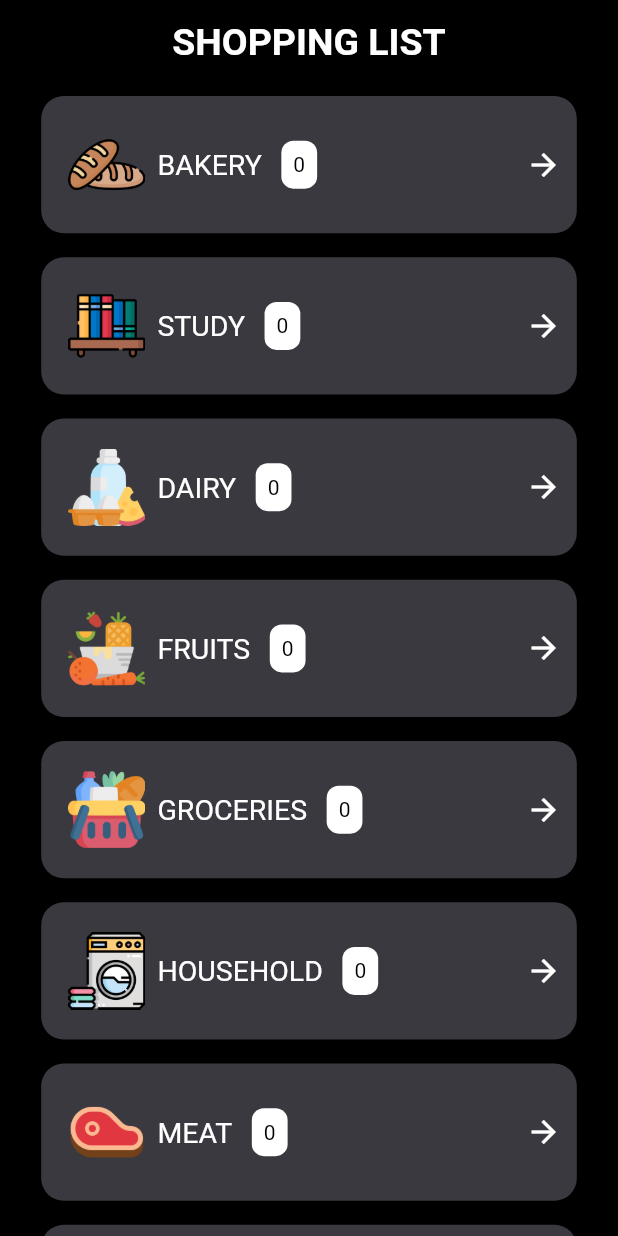
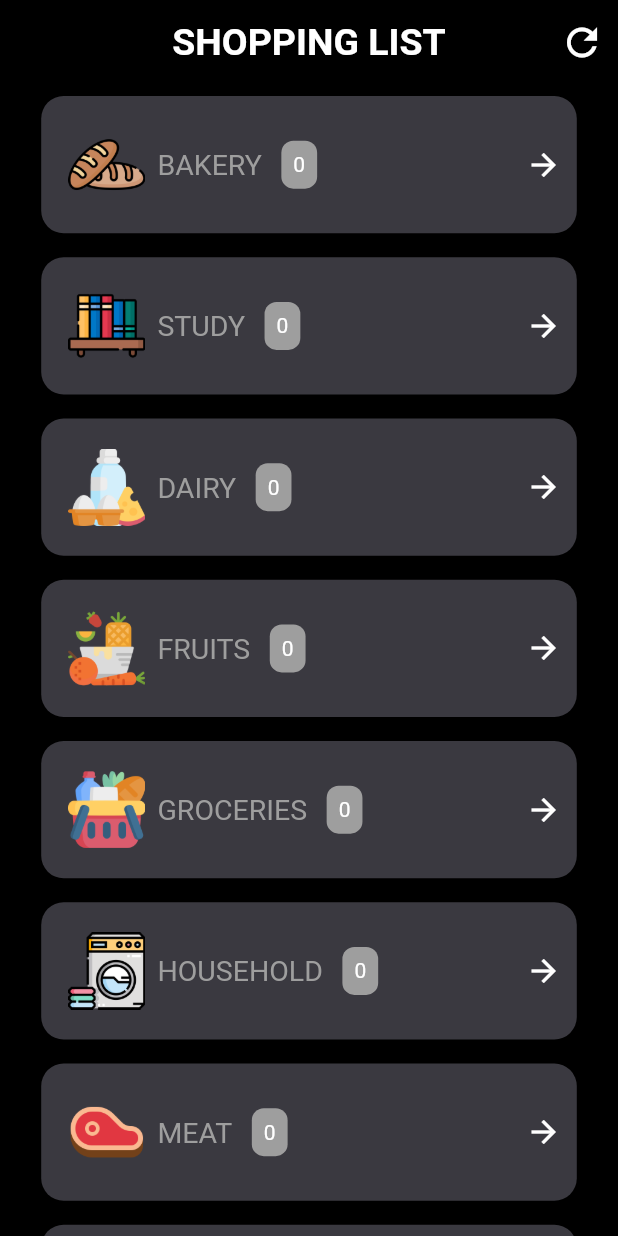
Before and after one commit to adarshbalu/un_check, a Flutter app: the screen it shows after launch, on a phone screen of 412 x 824 dp. Run offline on Flutter 3.47's test engine with Material 2 defaults, Android fonts, the phone set to English and light mode, and no system bars; our stand-ins replace hive, hive_flutter; accounts and stored records are empty; generated files the repository leaves out were written again.

Commit message:
Enhanced sort and added color

```diff
--- a/lib/screens/home.dart
+++ b/lib/screens/home.dart
@@ -29,6 +29,19 @@ class _HomeScreenState extends State<HomeScreen> {
         title: Text(
           'SHOPPING LIST',
         ),
+        actions: <Widget>[
+          Center(
+            child: IconButton(
+              onPressed: () async {
+                await itemsBox.clear();
+              },
+              icon: Icon(
+                Icons.refresh,
+                size: 30,
+              ),
+            ),
+          )
+        ],
       ),
       body: SingleChildScrollView(
         child: ValueListenableBuilder(
@@ -97,6 +110,25 @@ class _HomeScreenState extends State<HomeScreen> {
       if (itemList.length == 0) {
         categoryWidgets.add(
           CategoryCard(
+            done: false,
+            title: category.toUpperCase(),
+            number: itemList.length,
+            icon: categoryToIcon[category],
+            category: category,
+          ),
+        );
+      } else {
+        bool done = false;
+        int doneItems = 0;
+        itemList.forEach((item) {
+          if (item.done) doneItems++;
+        });
+        if (doneItems == itemList.length) done = true;
+        if (done) {
+          categoryWidgets.insert(
+            index,
+            CategoryCard(
+              done: done,
               title: category.toUpperCase(),
               number: itemList.length,
               icon: categoryToIcon[category],
@@ -105,14 +137,16 @@ class _HomeScreenState extends State<HomeScreen> {
           );
         } else {
           categoryWidgets.insert(
-          index,
+            0,
             CategoryCard(
+              done: done,
               title: category.toUpperCase(),
               number: itemList.length,
               icon: categoryToIcon[category],
               category: category,
             ),
           );
+        }
         index++;
       }
     });
--- a/lib/widgets/category_card.dart
+++ b/lib/widgets/category_card.dart
@@ -5,17 +5,35 @@ import 'package:un_check/utils/constants.dart';
 class CategoryCard extends StatelessWidget {
   final String title, icon, category;
   final int number;
-
+  final bool done;
   const CategoryCard({
     Key key,
     this.title,
     this.icon,
     this.number,
     this.category,
+    this.done,
   }) : super(key: key);
 
   @override
   Widget build(BuildContext context) {
+    Color backgroundColor = Colors.grey;
+    Color textColor = Colors.white;
+    Color titleColor = Colors.white;
+    bool empty = false;
+    if (number == 0) {
+      empty = true;
+    }
+    if (done) {
+      backgroundColor = Colors.green;
+      textColor = Colors.white;
+    } else if (!empty) {
+      backgroundColor = Colors.orangeAccent;
+      textColor = Colors.white;
+    } else {
+      titleColor = Colors.grey;
+    }
+
     return GestureDetector(
       onTap: () => Navigator.push(
           context,
@@ -49,18 +67,19 @@ class CategoryCard extends StatelessWidget {
                     padding: EdgeInsets.only(right: 8),
                     child: Text(
                       title,
-                      style: categoryDefaultTextStyle,
+                      style:
+                          categoryDefaultTextStyle.copyWith(color: titleColor),
                     ),
                   ),
                   Container(
                     decoration: BoxDecoration(
-                        color: Colors.white,
+                        color: backgroundColor,
                         borderRadius: BorderRadius.circular(8)),
                     margin: EdgeInsets.only(left: 5),
                     padding: EdgeInsets.all(8),
                     child: Text(
                       number.toString(),
-                      style: TextStyle(color: Colors.black),
+                      style: TextStyle(color: textColor),
                     ),
                   )
                 ],
```
Lines whose indentation alone changed are shown as unchanged.
